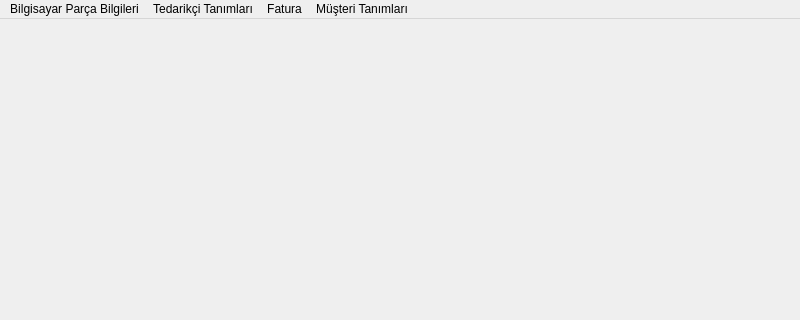
The window that Desktop/tekno_market2/TKN_Market/tknanapencere.ui (asirkacar/okulprojesi) describes before a commit, drawn with Qt 5; both pictures show x 0 to 800 and y 0 to 320 of the 800 by 600 pixel window.
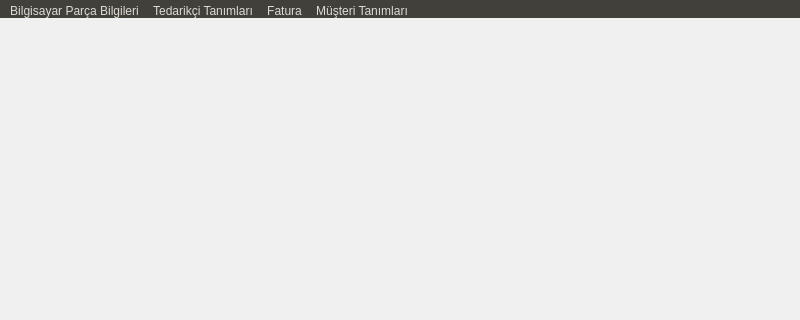
The same window after the commit. Icons and pictures are not drawn.

```diff
--- a/Desktop/tekno_market2/TKN_Market/tknanapencere.ui
+++ b/Desktop/tekno_market2/TKN_Market/tknanapencere.ui
@@ -14,7 +14,501 @@
    <string>TKNAnaPencere</string>
   </property>
   <property name="styleSheet">
-   <string notr="true"/>
+   <string notr="true">/*
+Ubuntu Style Sheet for QT Applications
+Author: Jaime A. Quiroga P.
+Company: GTRONICK
+Last updated: 09/10/2019 (dd/mm/yyyy), 12:31.
+Available at: https://github.com/GTRONICK/QSS/blob/master/Ubuntu.qss
+*/
+QMainWindow {
+	background-color:#f0f0f0;
+}
+QCheckBox {
+	padding:2px;
+}
+QCheckBox:hover {
+	border:1px solid rgb(255,150,60);
+	border-radius:4px;
+	padding: 1px;
+	background-color:qlineargradient(spread:pad, x1:0.5, y1:1, x2:0.5, y2:0, stop:0 rgba(190, 90, 50, 50), stop:1 rgba(250, 130, 40, 50));
+}
+QCheckBox::indicator:checked {
+	border:1px solid rgb(246, 134, 86);
+	border-radius:4px;
+  	background-color:rgb(246, 134, 86)
+}
+QCheckBox::indicator:unchecked {
+	border-width:1px solid rgb(246, 134, 86);
+	border-radius:4px;
+  	background-color:rgb(255,255,255);
+}
+QColorDialog {
+	background-color:#f0f0f0;
+}
+QComboBox {
+	color:rgb(81,72,65);
+	background: #ffffff;
+}
+QComboBox:editable {
+	selection-color:rgb(81,72,65);
+	selection-background-color: #ffffff;
+}
+QComboBox QAbstractItemView {
+	selection-color: #ffffff;
+	selection-background-color: rgb(246, 134, 86);
+}
+QComboBox:!editable:on, QComboBox::drop-down:editable:on {
+	color:  #1e1d23;	
+}
+QDateTimeEdit, QDateEdit, QDoubleSpinBox, QFontComboBox {
+	color:rgb(81,72,65);
+	background-color: #ffffff;
+}
+
+QDialog {
+	background-color:#f0f0f0;
+}
+
+QLabel,QLineEdit {
+	color:rgb(17,17,17);
+}
+QLineEdit {
+	background-color:rgb(255,255,255);
+	selection-background-color:rgb(236,116,64);
+}
+QMenuBar {
+	color:rgb(223,219,210);
+	background-color:rgb(65,64,59);
+}
+QMenuBar::item {
+	padding-top:4px;
+	padding-left:4px;
+	padding-right:4px;
+	color:rgb(223,219,210);
+	background-color:rgb(65,64,59);
+}
+QMenuBar::item:selected {
+	color:rgb(255,255,255);
+	padding-top:2px;
+	padding-left:2px;
+	padding-right:2px;
+	border-top-width:2px;
+	border-left-width:2px;
+	border-right-width:2px;
+	border-top-right-radius:4px;
+	border-top-left-radius:4px;
+	border-style:solid;
+	background-color:rgb(65,64,59);
+	border-top-color: rgb(47,47,44);
+	border-right-color: qlineargradient(spread:pad, x1:0, y1:1, x2:1, y2:0, stop:0 rgba(90, 87, 78, 255), stop:1 rgba(47,47,44, 255));
+	border-left-color:  qlineargradient(spread:pad, x1:1, y1:0, x2:0, y2:0, stop:0 rgba(90, 87, 78, 255), stop:1 rgba(47,47,44, 255));
+}
+QMenu {
+	color:rgb(223,219,210);
+	background-color:rgb(65,64,59);
+}
+QMenu::item {
+	color:rgb(223,219,210);
+	padding:4px 10px 4px 20px;
+}
+QMenu::item:selected {
+	color:rgb(255,255,255);
+	background-color: qlineargradient(spread:pad, x1:0.5, y1:1, x2:0.5, y2:0, stop:0 rgba(225, 108, 54, 255), stop:1 rgba(246, 134, 86, 255));
+	border-style:solid;
+	border-width:3px;
+	padding:4px 7px 4px 17px;
+	border-bottom-color:qlineargradient(spread:pad, x1:0.5, y1:1, x2:0.5, y2:0, stop:0 rgba(175,85,48,255), stop:1 rgba(236,114,67, 255));
+	border-top-color:qlineargradient(spread:pad, x1:0.5, y1:1, x2:0.5, y2:0, stop:0 rgba(253,156,113,255), stop:1 rgba(205,90,46, 255));
+	border-right-color:qlineargradient(spread:pad, x1:0, y1:0.5, x2:1, y2:0.5, stop:0 rgba(253,156,113,255), stop:1 rgba(205,90,46, 255));
+	border-left-color:qlineargradient(spread:pad, x1:1, y1:0.5, x2:0, y2:0.5, stop:0 rgba(253,156,113,255), stop:1 rgba(205,90,46, 255));
+}
+QPlainTextEdit {
+	border-width: 1px solid transparent;
+	color:rgb(17,17,17);
+	selection-background-color:rgb(236,116,64);
+}
+QProgressBar {
+	text-align: center;
+	color: rgb(0, 0, 0);
+	border: 1px inset rgb(150,150,150); 
+	border-radius: 10px;
+	background-color:rgb(221,221,219);
+}
+QProgressBar::chunk:horizontal {
+	background-color: qlineargradient(spread:pad, x1:0.5, y1:1, x2:0.5, y2:0, stop:0 rgba(225, 108, 54, 255), stop:1 rgba(246, 134, 86, 255));
+	border:1px solid;
+	border-radius:8px;
+	border-bottom-color:qlineargradient(spread:pad, x1:0.5, y1:1, x2:0.5, y2:0, stop:0 rgba(175,85,48,255), stop:1 rgba(236,114,67, 255));
+	border-top-color:qlineargradient(spread:pad, x1:0.5, y1:1, x2:0.5, y2:0, stop:0 rgba(253,156,113,255), stop:1 rgba(205,90,46, 255));
+	border-right-color:qlineargradient(spread:pad, x1:0, y1:0.5, x2:1, y2:0.5, stop:0 rgba(253,156,113,255), stop:1 rgba(205,90,46, 255));
+	border-left-color:qlineargradient(spread:pad, x1:1, y1:0.5, x2:0, y2:0.5, stop:0 rgba(253,156,113,255), stop:1 rgba(205,90,46, 255));
+}
+QPushButton{
+	color:rgb(17,17,17);
+	border-width: 1px;
+	border-radius: 6px;
+	border-bottom-color: rgb(150,150,150);
+	border-right-color: rgb(165,165,165);
+	border-left-color: rgb(165,165,165);
+	border-top-color: rgb(180,180,180);
+	border-style: solid;
+	padding: 4px;
+	background-color: qlineargradient(spread:pad, x1:0.5, y1:1, x2:0.5, y2:0, stop:0 rgba(220, 220, 220, 255), stop:1 rgba(255, 255, 255, 255));
+}
+QPushButton:hover{
+	color:rgb(17,17,17);
+	border-width: 1px;
+	border-radius:6px;
+	border-top-color: rgb(255,150,60);
+	border-right-color: qlineargradient(spread:pad, x1:0, y1:1, x2:1, y2:0, stop:0 rgba(200, 70, 20, 255), stop:1 rgba(255,150,60, 255));
+	border-left-color:  qlineargradient(spread:pad, x1:1, y1:0, x2:0, y2:0, stop:0 rgba(200, 70, 20, 255), stop:1 rgba(255,150,60, 255));
+	border-bottom-color: rgb(200,70,20);
+	border-style: solid;
+	padding: 2px;
+	background-color: qlineargradient(spread:pad, x1:0.5, y1:1, x2:0.5, y2:0, stop:0 rgba(220, 220, 220, 255), stop:1 rgba(255, 255, 255, 255));
+}
+QPushButton:default{
+	color:rgb(17,17,17);
+	border-width: 1px;
+	border-radius:6px;
+	border-top-color: rgb(255,150,60);
+	border-right-color: qlineargradient(spread:pad, x1:0, y1:1, x2:1, y2:0, stop:0 rgba(200, 70, 20, 255), stop:1 rgba(255,150,60, 255));
+	border-left-color:  qlineargradient(spread:pad, x1:1, y1:0, x2:0, y2:0, stop:0 rgba(200, 70, 20, 255), stop:1 rgba(255,150,60, 255));
+	border-bottom-color: rgb(200,70,20);
+	border-style: solid;
+	padding: 2px;
+	background-color: qlineargradient(spread:pad, x1:0.5, y1:1, x2:0.5, y2:0, stop:0 rgba(220, 220, 220, 255), stop:1 rgba(255, 255, 255, 255));
+}
+QPushButton:pressed{
+	color:rgb(17,17,17);
+	border-width: 1px;
+	border-radius: 6px;
+	border-width: 1px;
+	border-top-color: rgba(255,150,60,200);
+	border-right-color: qlineargradient(spread:pad, x1:0, y1:1, x2:1, y2:0, stop:0 rgba(200, 70, 20, 255), stop:1 rgba(255,150,60, 200));
+	border-left-color:  qlineargradient(spread:pad, x1:1, y1:0, x2:0, y2:0, stop:0 rgba(200, 70, 20, 255), stop:1 rgba(255,150,60, 200));
+	border-bottom-color: rgba(200,70,20,200);
+	border-style: solid;
+	padding: 2px;
+	background-color: qlineargradient(spread:pad, x1:0.5, y1:0, x2:0.5, y2:1, stop:0 rgba(220, 220, 220, 255), stop:1 rgba(255, 255, 255, 255));
+}
+QPushButton:disabled{
+	color:rgb(174,167,159);
+	border-width: 1px;
+	border-radius: 6px;
+	background-color: qlineargradient(spread:pad, x1:0.5, y1:1, x2:0.5, y2:0, stop:0 rgba(200, 200, 200, 255), stop:1 rgba(230, 230, 230, 255));
+}
+QRadioButton {
+	padding: 1px;
+}
+QRadioButton::indicator:checked {
+	height: 10px;
+	width: 10px;
+	border-style:solid;
+	border-radius:5px;
+	border-width: 1px;
+	border-color: rgba(246, 134, 86, 255);
+	color: #a9b7c6;
+	background-color:rgba(246, 134, 86, 255);
+}
+QRadioButton::indicator:!checked {
+	height: 10px;
+	width: 10px;
+	border-style:solid;
+	border-radius:5px;
+	border-width: 1px;
+	border-color: rgb(246, 134, 86);
+	color: #a9b7c6;
+	background-color: transparent;
+}
+QScrollArea {
+	color: white;
+	background-color:#f0f0f0;
+}
+QSlider::groove {
+	border-style: solid;
+	border-width: 1px;
+	border-color: rgb(207,207,207);
+}
+QSlider::groove:horizontal {
+	height: 5px;
+	background: rgb(246, 134, 86);
+}
+QSlider::groove:vertical {
+	width: 5px;
+	background: rgb(246, 134, 86);
+}
+QSlider::handle:horizontal {
+	background: rgb(253,253,253);
+	border-style: solid;
+	border-width: 1px;
+	border-color: rgb(207,207,207);
+	width: 12px;
+	margin: -5px 0;
+	border-radius: 7px;
+}
+QSlider::handle:vertical {
+	background: rgb(253,253,253);
+	border-style: solid;
+	border-width: 1px;
+	border-color: rgb(207,207,207);
+	height: 12px;
+	margin: 0 -5px;
+	border-radius: 7px;
+}
+QSlider::add-page:horizontal, QSlider::add-page:vertical {
+ 	background: white;
+}
+QSlider::sub-page:horizontal, QSlider::sub-page:vertical {
+	background: rgb(246, 134, 86);
+}
+QStatusBar, QSpinBox {
+	color:rgb(81,72,65);
+}
+QSpinBox {
+	background-color: #ffffff;
+}
+QScrollBar:horizontal {
+	max-height: 20px;
+	border: 1px transparent;
+	margin: 0px 20px 0px 20px;
+}
+QScrollBar::handle:horizontal {
+	background: rgb(253,253,253);
+	border: 1px solid rgb(207,207,207);
+	border-radius: 7px;
+	min-width: 25px;
+}
+QScrollBar::handle:horizontal:hover {
+	background: rgb(253,253,253);
+	border: 1px solid rgb(255,150,60);
+	border-radius: 7px;
+	min-width: 25px;
+}
+QScrollBar::add-line:horizontal {
+  	border: 1px solid rgb(207,207,207);
+  	border-top-right-radius: 7px;
+  	border-top-left-radius: 7px;
+  	border-bottom-right-radius: 7px;
+  	background: rgb(255, 255, 255);
+  	width: 20px;
+  	subcontrol-position: right;
+  	subcontrol-origin: margin;
+}
+QScrollBar::add-line:horizontal:hover {
+  	border: 1px solid rgb(255,150,60);
+  	border-top-right-radius: 7px;
+  	border-top-left-radius: 7px;
+  	border-bottom-right-radius: 7px;
+  	background: rgb(255, 255, 255);
+  	width: 20px;
+  	subcontrol-position: right;
+  	subcontrol-origin: margin;
+}
+QScrollBar::add-line:horizontal:pressed {
+  	border: 1px solid grey;
+  	border-top-left-radius: 7px;
+  	border-top-right-radius: 7px;
+  	border-bottom-right-radius: 7px;
+  	background: rgb(231,231,231);
+  	width: 20px;
+  	subcontrol-position: right;
+  	subcontrol-origin: margin;
+}
+QScrollBar::sub-line:horizontal {
+  	border: 1px solid rgb(207,207,207);
+  	border-top-right-radius: 7px;
+  	border-top-left-radius: 7px;
+  	border-bottom-left-radius: 7px;
+  	background: rgb(255, 255, 255);
+  	width: 20px;
+  	subcontrol-position: left;
+  	subcontrol-origin: margin;
+}
+QScrollBar::sub-line:horizontal:hover {
+  	border: 1px solid rgb(255,150,60);
+  	border-top-right-radius: 7px;
+  	border-top-left-radius: 7px;
+  	border-bottom-left-radius: 7px;
+  	background: rgb(255, 255, 255);
+  	width: 20px;
+  	subcontrol-position: left;
+  	subcontrol-origin: margin;
+}
+QScrollBar::sub-line:horizontal:pressed {
+  	border: 1px solid grey;
+  	border-top-right-radius: 7px;
+  	border-top-left-radius: 7px;
+  	border-bottom-left-radius: 7px;
+  	background: rgb(231,231,231);
+  	width: 20px;
+  	subcontrol-position: left;
+  	subcontrol-origin: margin;
+}
+QScrollBar::left-arrow:horizontal {
+  	border: 1px transparent grey;
+  	border-top-left-radius: 3px;
+  	border-bottom-left-radius: 3px;
+  	width: 6px;
+  	height: 6px;
+  	background: rgb(230,230,230);
+}
+QScrollBar::right-arrow:horizontal {
+	border: 1px transparent grey;
+	border-top-right-radius: 3px;
+	border-bottom-right-radius: 3px;
+  	width: 6px;
+  	height: 6px;
+ 	background: rgb(230,230,230);
+}
+QScrollBar::add-page:horizontal, QScrollBar::sub-page:horizontal {
+ 	background: none;
+} 
+QScrollBar:vertical {
+	max-width: 20px;
+	border: 1px transparent grey;
+	margin: 20px 0px 20px 0px;
+}
+QScrollBar::add-line:vertical {
+	border: 1px solid;
+	border-color: rgb(207,207,207);
+	border-bottom-right-radius: 7px;
+	border-bottom-left-radius: 7px;
+	border-top-left-radius: 7px;
+	background: rgb(255, 255, 255);
+  	height: 20px;
+  	subcontrol-position: bottom;
+  	subcontrol-origin: margin;
+}
+QScrollBar::add-line:vertical:hover {
+  	border: 1px solid;
+  	border-color: rgb(255,150,60);
+  	border-bottom-right-radius: 7px;
+  	border-bottom-left-radius: 7px;
+  	border-top-left-radius: 7px;
+  	background: rgb(255, 255, 255);
+  	height: 20px;
+  	subcontrol-position: bottom;
+  	subcontrol-origin: margin;
+}
+QScrollBar::add-line:vertical:pressed {
+  	border: 1px solid grey;
+  	border-bottom-left-radius: 7px;
+  	border-bottom-right-radius: 7px;
+  	border-top-left-radius: 7px;
+  	background: rgb(231,231,231);
+  	height: 20px;
+  	subcontrol-position: bottom;
+  	subcontrol-origin: margin;
+}
+QScrollBar::sub-line:vertical {
+  	border: 1px solid rgb(207,207,207);
+  	border-top-right-radius: 7px;
+  	border-top-left-radius: 7px;
+  	border-bottom-left-radius: 7px;
+  	background: rgb(255, 255, 255);
+  	height: 20px;
+  	subcontrol-position: top;
+  	subcontrol-origin: margin;
+}
+QScrollBar::sub-line:vertical:hover {
+  	border: 1px solid rgb(255,150,60);
+  	border-top-right-radius: 7px;
+  	border-top-left-radius: 7px;
+  	border-bottom-left-radius: 7px;
+	background: rgb(255, 255, 255);
+  	height: 20px;
+  	subcontrol-position: top;
+  	subcontrol-origin: margin;
+}
+QScrollBar::sub-line:vertical:pressed {
+  	border: 1px solid grey;
+  	border-top-left-radius: 7px;
+  	border-top-right-radius: 7px;
+  	background: rgb(231,231,231);
+ 	height: 20px;
+  	subcontrol-position: top;
+  	subcontrol-origin: margin;
+}
+QScrollBar::handle:vertical {
+	background: rgb(253,253,253);
+	border: 1px solid rgb(207,207,207);
+	border-radius: 7px;
+	min-height: 25px;
+}
+QScrollBar::handle:vertical:hover {
+	background: rgb(253,253,253);
+	border: 1px solid rgb(255,150,60);
+	border-radius: 7px;
+	min-height: 25px;
+}
+QScrollBar::up-arrow:vertical {
+	border: 1px transparent grey;
+  	border-top-left-radius: 3px;
+	border-top-right-radius: 3px;
+  	width: 6px;
+  	height: 6px;
+  	background: rgb(230,230,230);
+}
+QScrollBar::down-arrow:vertical {
+  	border: 1px transparent grey;
+  	border-bottom-left-radius: 3px;
+  	border-bottom-right-radius: 3px;
+  	width: 6px;
+  	height: 6px;
+  	background: rgb(230,230,230);
+}
+QScrollBar::add-page:vertical, QScrollBar::sub-page:vertical {
+  	background: none;
+}
+QTabWidget {
+	color:rgb(0,0,0);
+	background-color:rgb(247,246,246);
+}
+QTabWidget::pane {
+	border-color: rgb(180,180,180);
+	background-color:rgb(247,246,246);
+	border-style: solid;
+	border-width: 1px;
+  	border-radius: 6px;
+}
+QTabBar::tab {
+	padding-left:4px;
+	padding-right:4px;
+	padding-bottom:2px;
+	padding-top:2px;
+	color:rgb(81,72,65);
+  	background-color: qlineargradient(spread:pad, x1:0.5, y1:1, x2:0.5, y2:0, stop:0 rgba(221,218,217,255), stop:1 rgba(240,239,238,255));
+	border-style: solid;
+	border-width: 1px;
+  	border-top-right-radius:4px;
+	border-top-left-radius:4px;
+	border-top-color: rgb(180,180,180);
+	border-left-color: rgb(180,180,180);
+	border-right-color: rgb(180,180,180);
+	border-bottom-color: transparent;
+}
+QTabBar::tab:selected, QTabBar::tab:last:selected, QTabBar::tab:hover {
+  	background-color:rgb(247,246,246);
+  	margin-left: 0px;
+  	margin-right: 1px;
+}
+QTabBar::tab:!selected {
+	margin-top: 1px;
+	margin-right: 1px;
+}
+QTextEdit {
+	border-width: 1px;
+	border-style: solid;
+	border-color:transparent;
+	color:rgb(17,17,17);
+	selection-background-color:rgb(236,116,64);
+}
+QTimeEdit, QToolBox, QToolBox::tab, QToolBox::tab:selected {
+	color:rgb(81,72,65);
+	background-color: #ffffff;
+}</string>
   </property>
   <widget class="QWidget" name="centralwidget"/>
   <widget class="QMenuBar" name="menubar">
@@ -23,7 +517,7 @@
      <x>0</x>
      <y>0</y>
      <width>800</width>
-     <height>26</height>
+     <height>25</height>
     </rect>
    </property>
    <widget class="QMenu" name="menuBilgisayar_Par_a_Bilgileri">
```
Left out of the diff: 61 changed lines with no effect on the pictures.
